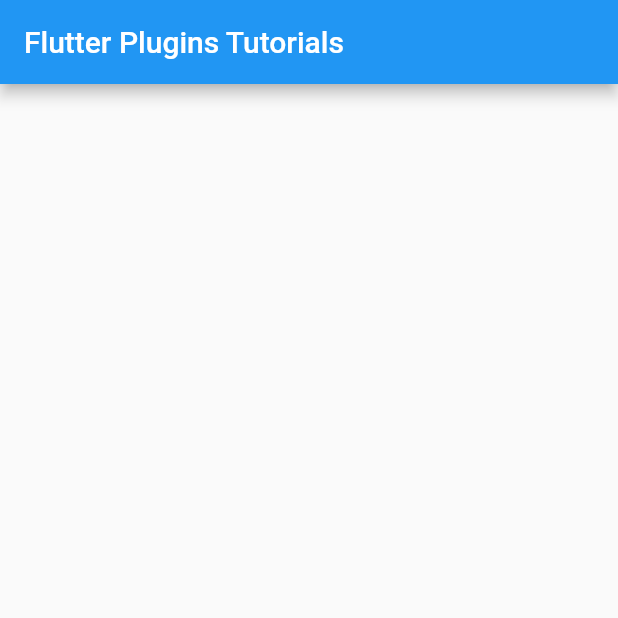
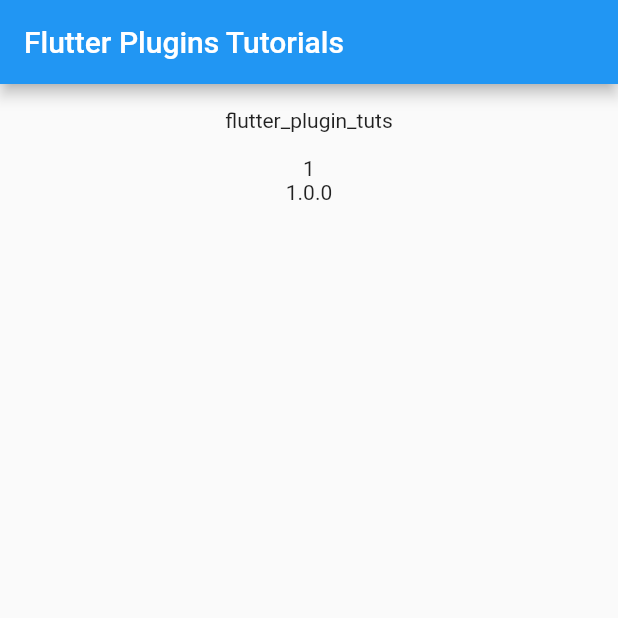
Before and after one commit to lohanidamodar/flutter_plugin_tuts, a Flutter app: the screen it shows after launch, on a phone screen of 412 x 824 dp, the top half of it. Run offline on Flutter 3.47's test engine with Material 2 defaults, Android fonts, the phone set to English and light mode, and no system bars; our stand-ins replace package_info.

Commit message:
package info

```diff
--- a/lib/main.dart
+++ b/lib/main.dart
@@ -1,4 +1,5 @@
 import 'package:flutter/material.dart';
+import 'package:package_info/package_info.dart';
 
 void main() {
   runApp(MyApp());
@@ -27,7 +28,23 @@ class HomePage extends StatelessWidget {
       ),
       body: ListView(
         padding: const EdgeInsets.all(16.0),
-        children: <Widget>[],
+        children: <Widget>[
+          FutureBuilder(
+            future: PackageInfo.fromPlatform(),
+            builder: (BuildContext context, AsyncSnapshot<PackageInfo> snapshot) {
+              if(snapshot.hasData)
+                return Column(
+                  children: [
+                    Text(snapshot.data.appName),
+                    Text(snapshot.data.packageName),
+                    Text(snapshot.data.buildNumber),
+                    Text(snapshot.data.version),
+                  ],
+                );
+              return Container();
+            },
+          ),
+        ],
       ),
     );
   }
--- a/pubspec.yaml
+++ b/pubspec.yaml
@@ -7,6 +7,7 @@ environment:
   sdk: ">=2.7.0 <3.0.0"
 
 dependencies:
+  package_info: ^0.4.3
   flutter:
     sdk: flutter
 
```
Also changed, not shown: pubspec.lock.
